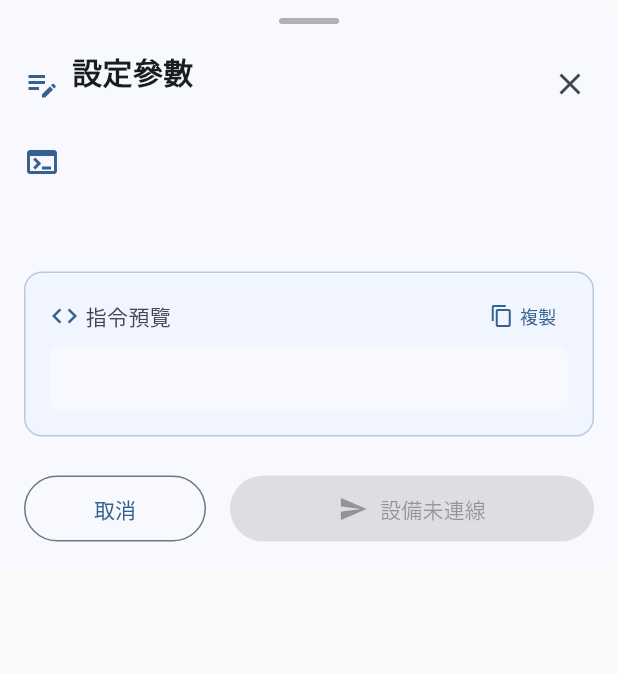
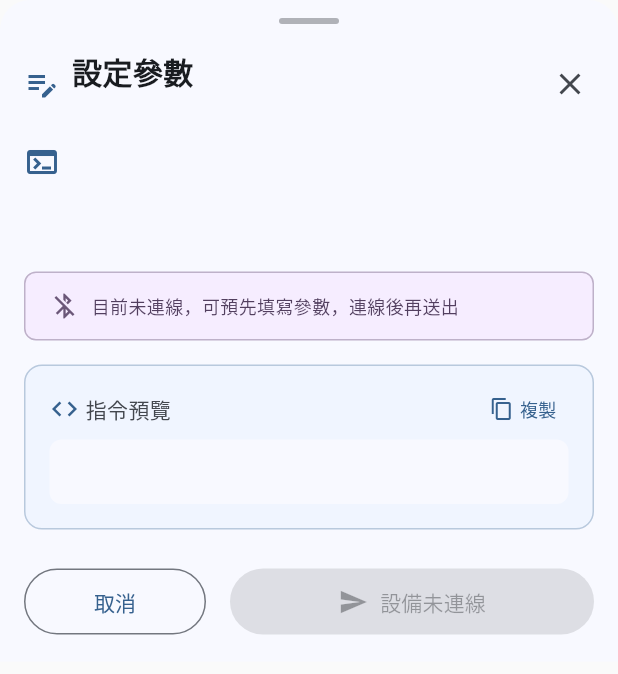
Before and after one commit to rstltd/cg500_blueteeth_app, a Flutter app: the CommandFormSheet widget shown alone on an empty page, opened directly with empty values, on a phone screen of 412 x 824 dp. Shown: the top 674 px of the screen. Run offline on Flutter 3.47's test engine with Material 3 defaults, Android fonts, the phone set to English and light mode, and no system bars; our stand-ins replace connectivity_plus, flutter_blue_plus, get_it, package_info_plus, permission_handler, shared_preferences; accounts and stored records are empty; network calls fail.

Commit message:
feat: UX improvements for connection guidance, offline editing, and danger warnings
- Add SnackBar guidance when device just connected (with action button to open command interface)
- Show ConnectedDeviceCardWidget on mobile layout for clearer entry to command interface
- Highlight chat icon in AppBar with filled style when connected
- Allow editing command parameters while offline so users can prefill before connecting
- Strengthen forgot password dialog with structured warning bullets and orange destructive styling
- Add "執行後會發生：" section title above warningMessage in danger confirmation dialog
- Append "do not power off during reboot" bullet to STARTX warning
- Inline TCP downtime note into TCPX description without forcing confirmation

Co-Authored-By: Claude Opus 4.6 (1M context) <noreply@anthropic.com>

```diff
--- a/lib/l10n/app_strings.dart
+++ b/lib/l10n/app_strings.dart
@@ -221,9 +221,19 @@ abstract class AppStrings {
   /// Forgot password confirm dialog title
   static const String forgotPasswordTitle = '重設為預設密碼？';
 
-  /// Forgot password confirm dialog body
+  /// Forgot password confirm dialog body — emphasizes security implication
   static const String forgotPasswordBody =
-      '此動作會清除目前的自訂密碼，恢復成出廠預設密碼。其他設定不會被影響。';
+      '密碼將回到出廠預設值，自訂密碼會被清除，但自訂指令與其他設定不受影響。';
+
+  /// Forgot password warning bullet 1
+  static const String forgotPasswordBullet1 = '密碼將回到出廠預設值';
+
+  /// Forgot password warning bullet 2 (security implication)
+  static const String forgotPasswordBullet2 =
+      '任何知道預設密碼的人都能進入開發者模式，請僅在無法恢復密碼時使用';
+
+  /// Forgot password destructive action button label
+  static const String forgotPasswordResetButton = '重設密碼';
 
   /// Password reset success snackbar
   static const String passwordResetSuccess = '已重設為預設密碼，請以預設密碼登入';
@@ -390,6 +400,19 @@ abstract class AppStrings {
 
   /// Last used parameters loaded
   static const String lastParametersLoaded = '已載入上次使用的參數';
+
+  /// Hint shown in command form when device is offline — user can prefill before connecting
+  static const String offlineEditHint = '目前未連線，可預先填寫參數，連線後再送出';
+
+  /// Section title shown above warningMessage in DangerConfirmDialog
+  static const String dangerConsequencesTitle = '執行後會發生：';
+
+  /// SnackBar shown right after a device connects — guides user to command interface
+  static String justConnectedSnackBar(String deviceName) =>
+      '已連線到 $deviceName，可開啟指令介面開始操作';
+
+  /// SnackBar action label that opens the command interface
+  static const String justConnectedSnackBarAction = '開啟';
 
   /// Reset button
   static const String reset = '重設';
--- a/lib/repositories/command_repository.dart
+++ b/lib/repositories/command_repository.dart
@@ -230,7 +230,7 @@ class CommandRepository implements CommandRepositoryInterface {
       const DeviceCommand(
         command: '\$TCPX',
         name: '重啟 TCP',
-        description: '重新啟動 TCP 連線流程',
+        description: '重新啟動 TCP 連線流程（短暫離線約 5-10 秒，BLE 連線不受影響）',
         category: CommandCategory.control,
         icon: Icons.refresh,
         example: '\$TCPX',
@@ -245,7 +245,8 @@ class CommandRepository implements CommandRepositoryInterface {
         warningMessage: '此操作將重新啟動設備\n\n'
             '• 所有連線將中斷\n'
             '• 設備需要約 30 秒重新啟動\n'
-            '• 未保存的設定可能丟失',
+            '• 未保存的設定可能丟失\n'
+            '• 重啟期間請勿操作或斷電',
         example: '\$STARTX',
       ),
 
--- a/lib/widgets/command/command_form_sheet.dart
+++ b/lib/widgets/command/command_form_sheet.dart
@@ -192,6 +192,12 @@ class _CommandFormSheetState extends State<CommandFormSheet> {
                   ),
                   SizedBox(height: DesignTokens.spacingL),
 
+                  // Offline edit hint — let users prefill parameters before connecting
+                  if (!widget.isConnected) ...[
+                    _buildOfflineHint(context),
+                    SizedBox(height: DesignTokens.spacingM),
+                  ],
+
                   // Saved parameters indicator
                   if (_hasSavedParameters) ...[
                     _buildSavedParametersIndicator(context),
@@ -297,7 +303,6 @@ class _CommandFormSheetState extends State<CommandFormSheet> {
           parameter: parameter,
           onChanged: (value) => _onParameterChanged(parameter.id, value),
           initialValue: initialValue,
-          enabled: widget.isConnected,
         );
 
       case ParameterType.ipPort:
@@ -305,7 +310,6 @@ class _CommandFormSheetState extends State<CommandFormSheet> {
           parameter: parameter,
           onChanged: (value) => _onParameterChanged(parameter.id, value),
           initialValue: initialValue,
-          enabled: widget.isConnected,
         );
 
       case ParameterType.hostPort:
@@ -313,7 +317,6 @@ class _CommandFormSheetState extends State<CommandFormSheet> {
           parameter: parameter,
           onChanged: (value) => _onParameterChanged(parameter.id, value),
           initialValue: initialValue,
-          enabled: widget.isConnected,
         );
 
       case ParameterType.number:
@@ -321,7 +324,6 @@ class _CommandFormSheetState extends State<CommandFormSheet> {
           parameter: parameter,
           onChanged: (value) => _onParameterChanged(parameter.id, value),
           initialValue: initialValue,
-          enabled: widget.isConnected,
         );
 
       case ParameterType.hourPicker:
@@ -329,7 +331,6 @@ class _CommandFormSheetState extends State<CommandFormSheet> {
           parameter: parameter,
           onChanged: (value) => _onParameterChanged(parameter.id, value),
           initialValue: initialValue,
-          enabled: widget.isConnected,
         );
 
       case ParameterType.bitFlags:
@@ -337,7 +338,6 @@ class _CommandFormSheetState extends State<CommandFormSheet> {
           parameter: parameter,
           onChanged: (value) => _onParameterChanged(parameter.id, value),
           initialValue: initialValue,
-          enabled: widget.isConnected,
         );
 
       case ParameterType.dropdown:
@@ -345,9 +345,45 @@ class _CommandFormSheetState extends State<CommandFormSheet> {
           parameter: parameter,
           onChanged: (value) => _onParameterChanged(parameter.id, value),
           initialValue: initialValue,
-          enabled: widget.isConnected,
         );
     }
+  }
+
+  Widget _buildOfflineHint(BuildContext context) {
+    final colorScheme = Theme.of(context).colorScheme;
+
+    return Container(
+      padding: EdgeInsets.symmetric(
+        horizontal: DesignTokens.spacingM,
+        vertical: DesignTokens.spacingSM,
+      ),
+      decoration: BoxDecoration(
+        color: colorScheme.tertiaryContainer.withValues(alpha: 0.4),
+        borderRadius: DesignTokens.borderRadiusS,
+        border: Border.all(
+          color: colorScheme.tertiary.withValues(alpha: 0.4),
+        ),
+      ),
+      child: Row(
+        children: [
+          Icon(
+            Icons.bluetooth_disabled,
+            size: DesignTokens.iconS,
+            color: colorScheme.tertiary,
+          ),
+          SizedBox(width: DesignTokens.spacingS),
+          Expanded(
+            child: Text(
+              AppStrings.offlineEditHint,
+              style: TextStyle(
+                fontSize: DesignTokens.fontS,
+                color: colorScheme.onTertiaryContainer,
+              ),
+            ),
+          ),
+        ],
+      ),
+    );
   }
 
   Widget _buildSavedParametersIndicator(BuildContext context) {
```
Also changed, not shown: lib/view_models/simple_scanner_view_model.dart (+22 -0 lines), lib/views/simple_scanner_view.dart (+58 -7 lines), lib/widgets/command/danger_confirm_dialog.dart (+17 -5 lines), lib/widgets/dev_mode/dev_mode_password_dialog.dart (+71 -5 lines).
